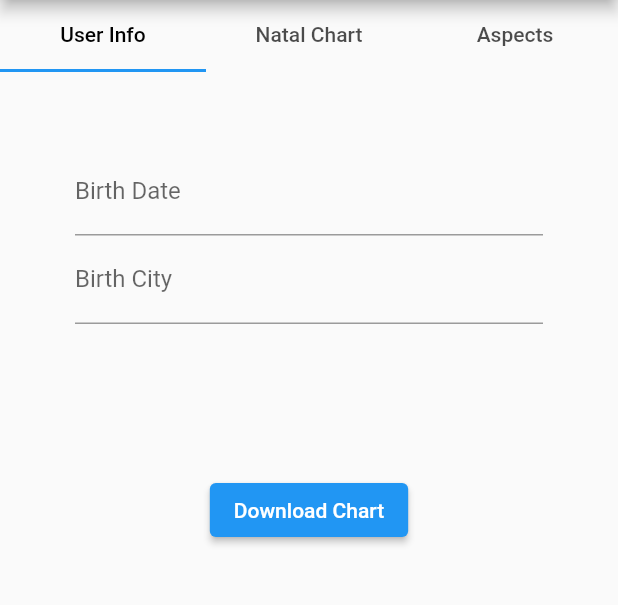
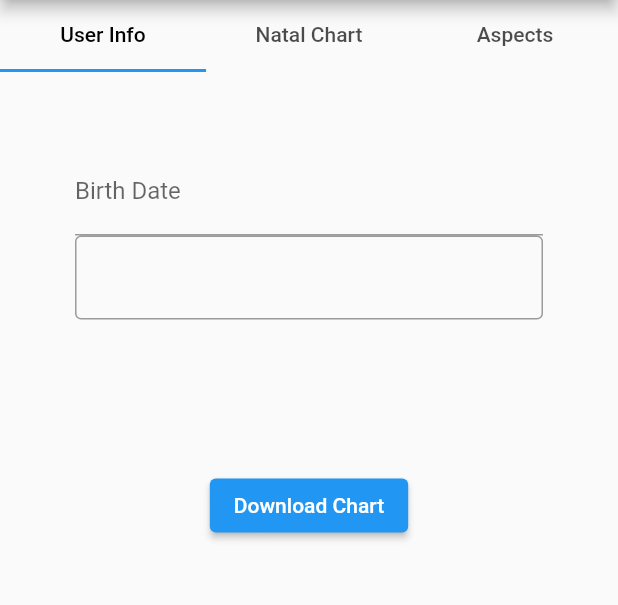
Before and after one commit to aykutkilic/astroseeker, a Flutter app: the screen it shows after launch, on a phone screen of 412 x 824 dp, the part 84-689 px from its top. Run offline on Flutter 3.47's test engine with Material 2 defaults, Android fonts, the phone set to English and light mode, and no system bars; our stand-ins replace bloc, flutter_bloc, flutter_typeahead.

Commit message:
City lookup now works.

```diff
--- /dev/null
+++ b/frontend/lib/data.dart
@@ -0,0 +1,51 @@
+import 'dart:async';
+import 'package:http/http.dart' as http;
+import 'dart:convert' as convert;
+
+// https://backend-lnrbdzx7zq-lm.a.run.app/city?prefix=istan
+class BackendService {
+  static Future<List<City>> getCities(String query) async {
+    if (query.isEmpty || query.length < 3) {
+      return Future.value([]);
+    }
+    var url = Uri.https(
+        'backend-lnrbdzx7zq-lm.a.run.app', '/city', {'prefix': query});
+
+    var response = await http.get(url);
+    List<City> cities = [];
+    if (response.statusCode == 200) {
+      Iterable json = convert.jsonDecode(response.body);
+      cities = List<City>.from(json.map((model) => City.fromJson(model)));
+    }
+
+    return Future.value(cities);
+  }
+}
+
+class City {
+  final String ascii;
+  final String name;
+  final String country;
+  final String timeZone;
+  final double lat;
+  final double lon;
+
+  City(
+      {required this.ascii,
+      required this.name,
+      required this.country,
+      required this.timeZone,
+      required this.lat,
+      required this.lon});
+
+  factory City.fromJson(Map<String, dynamic> json) {
+    return City(
+      ascii: json['ascii'],
+      name: json['name'],
+      country: json['country'],
+      timeZone: json['timezone'],
+      lat: json['lat'],
+      lon: json['lon'],
+    );
+  }
+}
--- a/frontend/lib/main.dart
+++ b/frontend/lib/main.dart
@@ -1,9 +1,12 @@
 import 'dart:math';
 import 'package:astroseeked/natal_cubit.dart';
 import 'package:flutter_bloc/flutter_bloc.dart';
+import 'package:flutter_typeahead/flutter_typeahead.dart';
 
 import './astrofont.dart';
 import 'package:flutter/material.dart';
+
+import 'data.dart';
 
 void main() {
   runApp(const MyApp());
@@ -74,6 +77,7 @@ class UserFormState extends State<UserForm> {
   String? _city;
 
   final _formKey = GlobalKey<FormState>();
+  final _typeAheadController = TextEditingController();
 
   Widget _buildDate() {
     return TextFormField(
@@ -92,15 +96,25 @@ class UserFormState extends State<UserForm> {
   }
 
   Widget _buildCity() {
-    return TextFormField(
-      decoration: const InputDecoration(labelText: 'Birth City'),
-      validator: (value) {
-        if (value != null && value.isEmpty) {
-          return 'Birth city is required';
-        }
+    return TypeAheadFormField(
+      textFieldConfiguration: TextFieldConfiguration(
+          controller: _typeAheadController,
+          style: DefaultTextStyle.of(context)
+              .style
+              .copyWith(fontStyle: FontStyle.italic),
+          decoration: const InputDecoration(border: OutlineInputBorder())),
+      suggestionsCallback: (pattern) async {
+        return await BackendService.getCities(pattern.toLowerCase());
       },
-      onSaved: (value) {
-        _city = value;
+      itemBuilder: (context, City city) {
+        return ListTile(
+          title: Text(city.name),
+          subtitle: Text(city.country),
+        );
+      },
+      onSuggestionSelected: (City city) {
+        _city = city.name;
+        _typeAheadController.text = city.name;
       },
     );
   }
--- a/frontend/pubspec.yaml
+++ b/frontend/pubspec.yaml
@@ -39,6 +39,7 @@ dependencies:
   bloc: ^8.0.3
   flutter_bloc: ^8.0.1
   flutter_datetime_picker: ^1.5.1
+  flutter_typeahead: ^4.0.0
 
 dev_dependencies:
   flutter_test:
```
Also changed, not shown: 6 other files.
